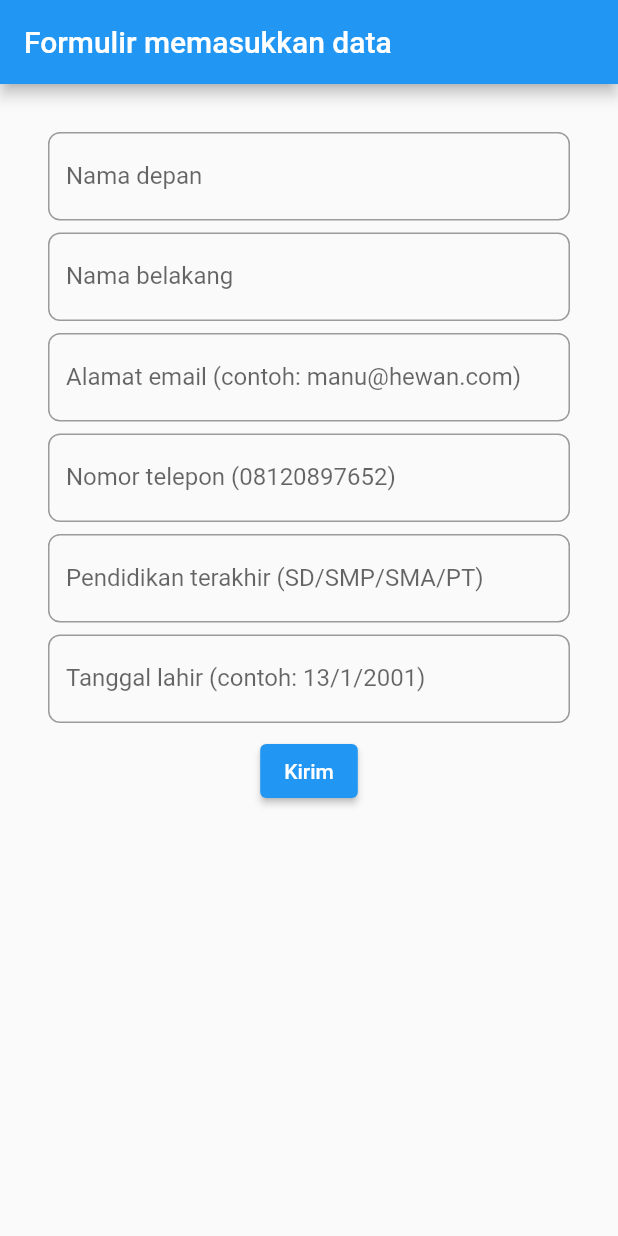
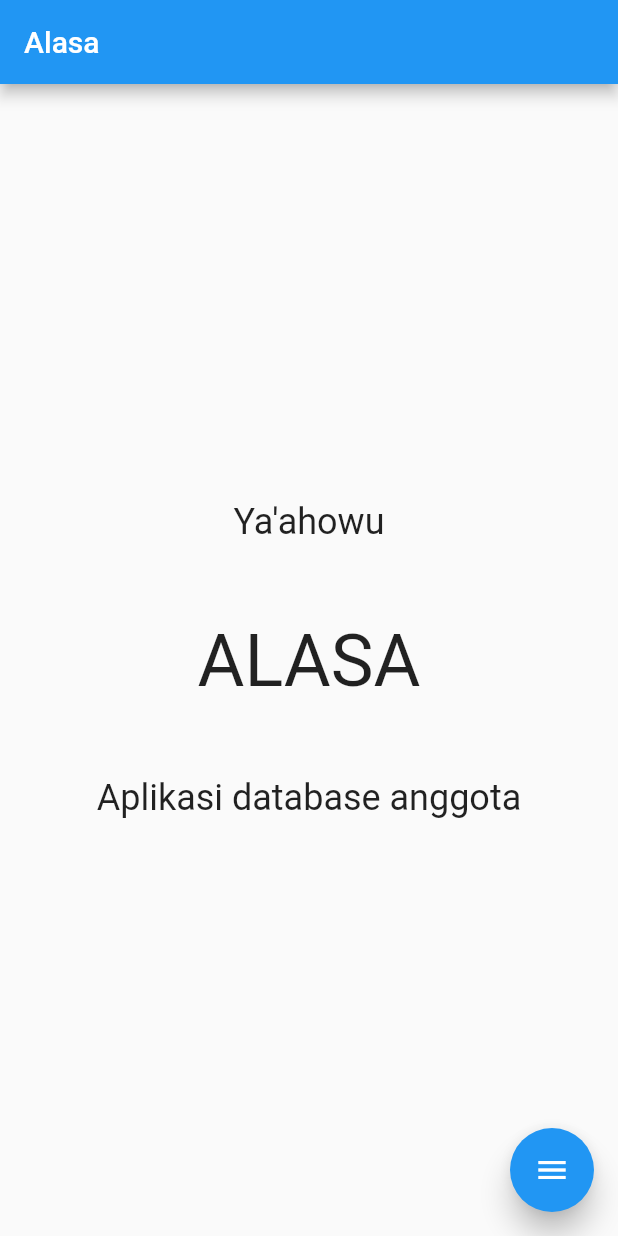
Before and after one commit to sslaia/alasa_app, a Flutter app: the screen it shows after launch, on a phone screen of 412 x 824 dp. Run offline on Flutter 3.47's test engine with Material 2 defaults, Android fonts, the light colour scheme and no system bars; drawn by our look-alikes of flutter_speed_dial; our stand-ins replace moor, moor_flutter; generated files the repository leaves out were written again.

Commit message:
Mengatur ulang homepage

```diff
--- a/lib/home_page.dart
+++ b/lib/home_page.dart
@@ -1,7 +1,6 @@
-import 'package:alasa_app/alasa_database.dart';
+import 'package:alasa_app/formulir_page.dart';
 import 'package:flutter/material.dart';
-import 'package:moor/moor.dart' as moor;
-import 'package:provider/provider.dart';
+import 'package:flutter_speed_dial/flutter_speed_dial.dart';
 
 class HomePage extends StatefulWidget {
   const HomePage({Key? key}) : super(key: key);
@@ -11,166 +10,68 @@ class HomePage extends StatefulWidget {
 }
 
 class _HomePageState extends State<HomePage> {
-  final _formKey = GlobalKey<FormState>();
-
-  final namaController = TextEditingController();
-  final margaController = TextEditingController();
-  final emailController = TextEditingController();
-  final teleponController = TextEditingController();
-  final pendidikanController = TextEditingController();
-  final tanggalLahirController = TextEditingController();
-
-  @override
-  void dispose() {
-    namaController.dispose();
-    margaController.dispose();
-    emailController.dispose();
-    teleponController.dispose();
-    pendidikanController.dispose();
-    tanggalLahirController.dispose();
-    super.dispose();
-  }
 
   @override
   Widget build(BuildContext context) {
     return Scaffold(
-      appBar: AppBar(title: const Text('Formulir memasukkan data'),),
-      body: Form(
-        key: _formKey,
-        child: Padding(
-          padding: const EdgeInsets.all(32.0),
-          child: SingleChildScrollView(
+      appBar: AppBar(
+          title: const Text("Alasa")
+      ),
+      body: Center(
         child: Column(
+          mainAxisAlignment: MainAxisAlignment.center,
+          children: const [
+            Spacer(),
+            Text("Ya'ahowu", style: TextStyle(fontSize: 24)),
+            SizedBox(height: 50),
+            Text("ALASA", style: TextStyle(fontSize: 48)),
+            SizedBox(height: 50),
+            Text("Aplikasi database anggota", style: TextStyle(fontSize: 24)),
+            Spacer(),
+          ],
+        ),
+      ),
+      floatingActionButton: SpeedDial(
+        icon: Icons.menu,
+        activeIcon: Icons.close,
+        spacing: 3,
+        childPadding: const EdgeInsets.all(5),
+        spaceBetweenChildren: 4,
+        elevation: 8.0,
+        isOpenOnStart: false,
+        animationSpeed: 200,
         children: [
-                TextFormField(
-                  controller: namaController,
-                  validator: (value) {
-                    if (value == null || value.isEmpty) {
-                      return 'Masukkan nama Anda!';
-                    }
-                    return null;
+          SpeedDialChild(
+            child: const Icon(Icons.margin),
+            backgroundColor: Colors.indigo,
+            foregroundColor: Colors.white,
+            label: 'Daftar anggota',
+            visible: true,
+            onTap: () {
+              // TODO: Daftar anggota
             },
-                  decoration: InputDecoration(
-                      hintText: "Nama Anda",
-                      labelText: "Nama depan",
-                      hintStyle: const TextStyle(color: Colors.black26),
-                      border: OutlineInputBorder(
-                          borderRadius: BorderRadius.circular(8))),
           ),
-                const SizedBox(height: 8.0),
-                TextFormField(
-                  controller: margaController,
-                  validator: (value) {
-                    if (value == null || value.isEmpty) {
-                      return 'Masukkan marga Anda!';
-                    }
-                    return null;
+          SpeedDialChild(
+            child: const Icon(Icons.accessibility),
+            backgroundColor: Colors.deepOrange,
+            foregroundColor: Colors.white,
+            label: 'Manipulasi data',
+            onTap: () {
+              //TODO: Operasi database (update, delete)
             },
-                  decoration: InputDecoration(
-                      hintText: "Marga Anda",
-                      labelText: "Nama belakang",
-                      hintStyle: const TextStyle(color: Colors.black26),
-                      border: OutlineInputBorder(
-                          borderRadius: BorderRadius.circular(8))),
           ),
-                const SizedBox(height: 8.0),
-                TextFormField(
-                  controller: emailController,
-                  keyboardType: TextInputType.emailAddress,
-                  validator: (value) {
-                    if (value == null || value.isEmpty) {
-                      return 'Masukkan email Anda!';
-                    }
-                    return null;
+          SpeedDialChild(
+            child: const Icon(Icons.edit),
+            backgroundColor: Colors.green,
+            foregroundColor: Colors.white,
+            label: 'Memasukkan data',
+            onTap: () {
+              Navigator.push(context, MaterialPageRoute(builder: (context) => FormulirPage(),),);
+              //TODO: Memasukkan data
             },
-                  decoration: InputDecoration(
-                      hintText: "Email Anda",
-                      labelText: "Alamat email (contoh: manu@hewan.com)",
-                      hintStyle: const TextStyle(color: Colors.black26),
-                      border: OutlineInputBorder(
-                          borderRadius: BorderRadius.circular(8))),
           ),
-                const SizedBox(height: 8.0),
-                TextFormField(
-                  controller: teleponController,
-                  keyboardType: TextInputType.phone,
-                  decoration: InputDecoration(
-                      hintText: "Telepon Anda",
-                      labelText: "Nomor telepon (08120897652)",
-                      hintStyle: const TextStyle(color: Colors.black26),
-                      border: OutlineInputBorder(
-                          borderRadius: BorderRadius.circular(8))),
-                ),
-                const SizedBox(height: 8.0),
-                TextFormField(
-                  controller: pendidikanController,
-                  decoration: InputDecoration(
-                      hintText: "Pendidikan terakhir Anda",
-                      labelText: "Pendidikan terakhir (SD/SMP/SMA/PT)",
-                      hintStyle: const TextStyle(color: Colors.black26),
-                      border: OutlineInputBorder(
-                          borderRadius: BorderRadius.circular(8))),
-                ),
-                const SizedBox(height: 8.0),
-                TextFormField(
-                  controller: tanggalLahirController,
-                  keyboardType: TextInputType.datetime,
-                  decoration: InputDecoration(
-                      hintText: "Tanggal lahir Anda",
-                      labelText: "Tanggal lahir (contoh: 13/1/2001)",
-                      hintStyle: const TextStyle(color: Colors.black26),
-                      border: OutlineInputBorder(
-                          borderRadius: BorderRadius.circular(8))),
-                ),
-                const SizedBox(height: 8.0),
-                ElevatedButton(
-                  onPressed: () {
-                    final dao = Provider.of<AnggotaDao>(context, listen: false);
-                    // DateTime tanggal = DateTime.parse(tanggalLahirController.text);
-
-                    final form = _formKey.currentState;
-
-                    if (_formKey.currentState!.validate()) {
-                      form?.save();
-                      final anggota = AnggotasCompanion(
-                        nama: moor.Value(namaController.text),
-                        marga: moor.Value(margaController.text),
-                        email: moor.Value(emailController.text),
-                        pendidikan: moor.Value(pendidikanController.text),
-                        tanggalLahir: moor.Value(tanggalLahirController.text)
-                      );
-
-                      dao.insertAnggota(anggota);
-
-                      kosongkanFormulir();
-
-                      ScaffoldMessenger.of(context).showSnackBar(
-                        const SnackBar(
-                          content: Text('Data telah disimpan!'),
-                          duration: Duration(seconds: 3),
+        ],
       ),
     );
   }
-                  },
-                  child: const Text('Kirim'),
-                ),
-              ],
-            ),
-          ),
-        ),
-      ),
-    );
 }
-
-  void kosongkanFormulir() {
-    // fungsi ini memuat ulang pohon widget dan mengosongkan formulir
-    setState(() {
-      namaController.clear();
-      margaController.clear();
-      emailController.clear();
-      teleponController.clear();
-      pendidikanController.clear();
-      tanggalLahirController.clear();
-    });
-  }
-}
--- a/pubspec.yaml
+++ b/pubspec.yaml
@@ -36,6 +36,7 @@ dependencies:
   moor_flutter: ^4.0.0
   moor: ^4.6.1
   provider: ^6.0.1
+  flutter_speed_dial: ^4.6.6
 
 dev_dependencies:
   flutter_test:
```
Also changed, not shown: lib/formulir_page.dart (added, +176 -0 lines), pubspec.lock. Lines whose indentation alone changed are shown as unchanged.
